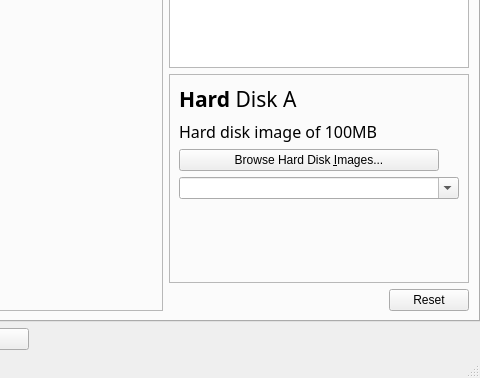
First picture: the form in main.ui, repository openMSX/catapult, before the edit; both pictures show x 137 to 617 and y 178 to 556 of the 617 by 556 pixel window.
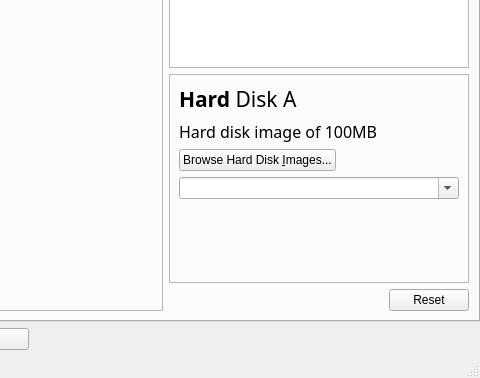
Second picture: the form after the edit. The open tabs and pages were chosen to show the change. Icons and pictures are not drawn.

Commit message: Minimize "insert image" button size by setting the corresponding sizer policy to Expanding.

```diff
--- a/main.ui
+++ b/main.ui
@@ -668,9 +668,6 @@
                    <property name="orientation" >
                     <enum>Qt::Horizontal</enum>
                    </property>
-                   <property name="sizeType" >
-                    <enum>QSizePolicy::Preferred</enum>
-                   </property>
                    <property name="sizeHint" >
                     <size>
                      <width>20</width>
```
Left out of the diff: 16 changed lines with no effect on the pictures.
